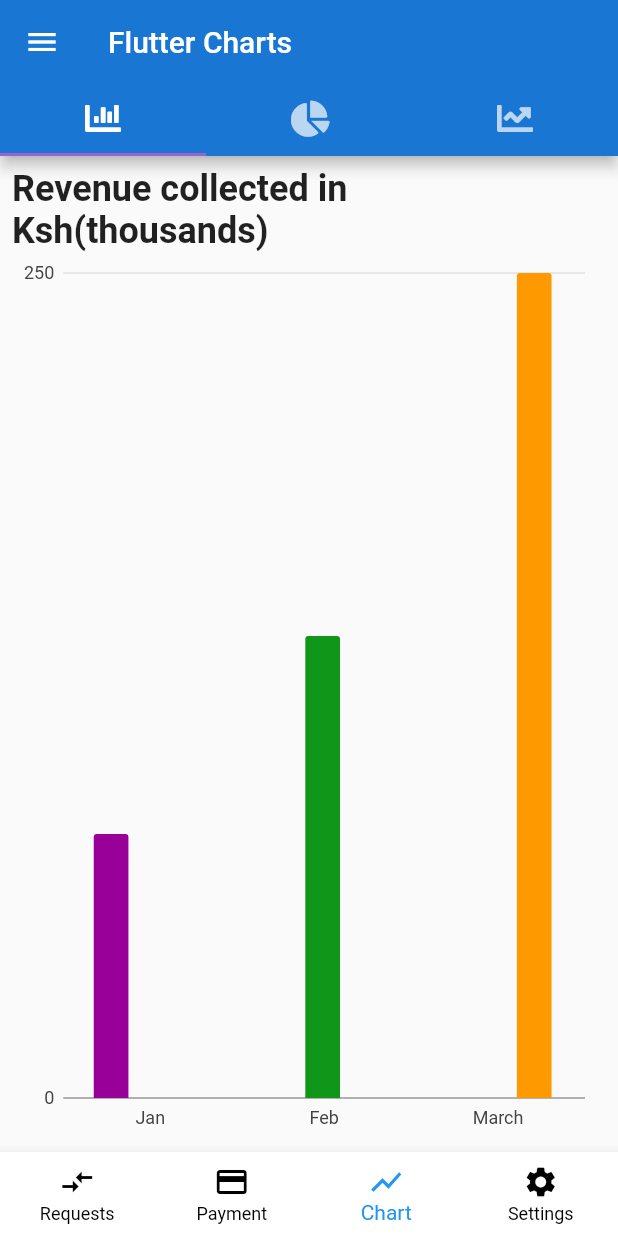
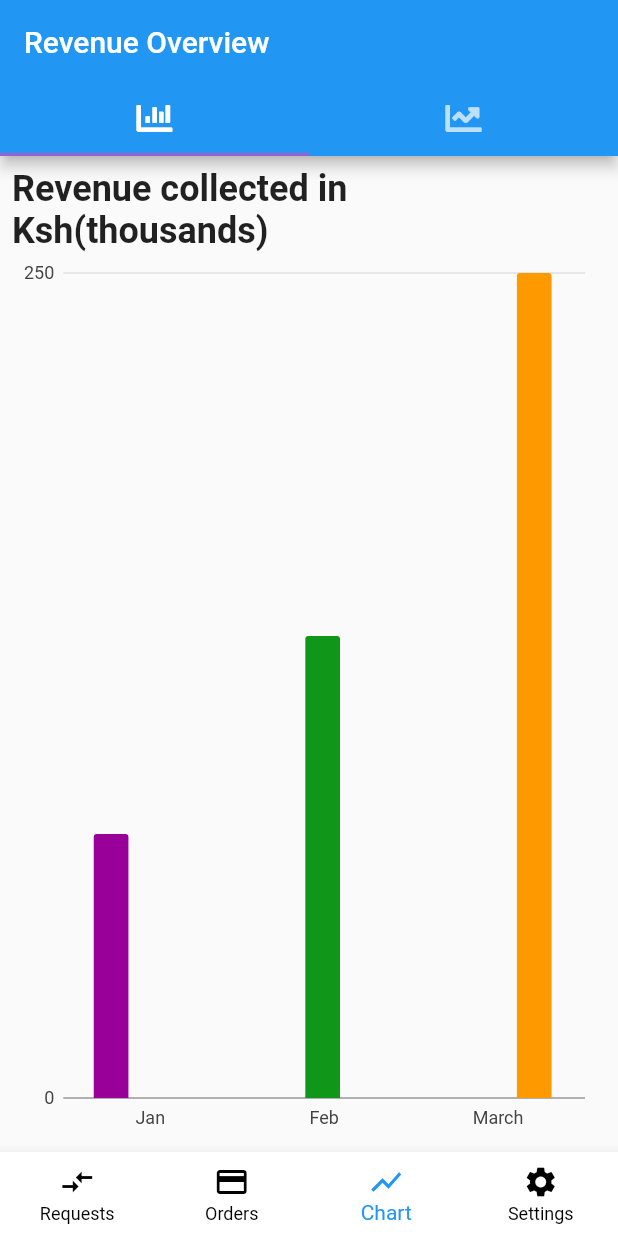
Before and after one commit to NivekC/FlutterDelivery, a Flutter app: the NavBar screen opened directly, on a phone screen of 412 x 824 dp. Run offline on Flutter 3.47's test engine with Material 2 defaults, Android fonts, the phone set to English and light mode, and no system bars; our stand-ins replace charts_flutter, flutter_masked_text, flutter_spinkit, font_awesome_flutter, geolocator, google_maps_flutter and 2 more; accounts and stored records are empty.

Commit message:
Made delivery details

```diff
--- a/delivery_app/lib/ParcelGuy/Chart.dart
+++ b/delivery_app/lib/ParcelGuy/Chart.dart
@@ -19,17 +19,13 @@ class _ChartPageState extends State<ChartPage> {
   _generateData() {
     var data1 = [
       new Pollution(1980, 'Jan', 80),
-
     ];
     var data2 = [
       new Pollution(1985, 'Feb', 140),
-
     ];
     var data3 = [
       new Pollution(1985, 'March', 250),
-
     ];
-
 
     var piedata = [
       new Task('Work', 35.8, Color(0xff3366cc)),
@@ -122,24 +118,29 @@ class _ChartPageState extends State<ChartPage> {
   Widget build(BuildContext context) {
     return MaterialApp(
       home: DefaultTabController(
-        length: 3,
+        length: 2,
         child: Scaffold(
           appBar: AppBar(
-            backgroundColor: Color(0xff1976d2),
+            backgroundColor: Colors.blue,
             //backgroundColor: Color(0xff308e1c),
+
             bottom: TabBar(
               indicatorColor: Color(0xff9962D0),
               tabs: [
                 Tab(
                   icon: Icon(FontAwesomeIcons.solidChartBar),
                 ),
-                Tab(icon: Icon(FontAwesomeIcons.chartPie)),
-                Tab(icon: Icon(FontAwesomeIcons.chartLine)),
+                // Tab(icon: Icon(FontAwesomeIcons.chartPie)),
+                Tab(
+                  icon: Icon(FontAwesomeIcons.chartLine),
+                ),
               ],
             ),
-            title: Text('Flutter Charts'),
+            title: Text(
+              'Revenue Overview',
+              style: TextStyle(color: Colors.white),
+            ),
           ),
-          drawer: ParcelDrawer(),
           body: TabBarView(
             children: [
               Padding(
@@ -167,52 +168,52 @@ class _ChartPageState extends State<ChartPage> {
                   ),
                 ),
               ),
-              Padding(
-                padding: EdgeInsets.all(8.0),
-                child: Container(
-                  child: Center(
-                    child: Column(
-                      children: <Widget>[
-                        Text(
-                          'Time spent on daily tasks',
-                          style: TextStyle(
-                              fontSize: 24.0, fontWeight: FontWeight.bold),
-                        ),
-                        SizedBox(
-                          height: 10.0,
-                        ),
-                        Expanded(
-                          child: charts.PieChart(_seriesPieData,
-                              animate: true,
-                              animationDuration: Duration(seconds: 5),
-                              behaviors: [
-                                new charts.DatumLegend(
-                                  outsideJustification:
-                                      charts.OutsideJustification.endDrawArea,
-                                  horizontalFirst: false,
-                                  desiredMaxRows: 2,
-                                  cellPadding: new EdgeInsets.only(
-                                      right: 4.0, bottom: 4.0),
-                                  entryTextStyle: charts.TextStyleSpec(
-                                      color: charts
-                                          .MaterialPalette.purple.shadeDefault,
-                                      fontFamily: 'Georgia',
-                                      fontSize: 11),
-                                )
-                              ],
-                              defaultRenderer: new charts.ArcRendererConfig(
-                                  arcWidth: 100,
-                                  arcRendererDecorators: [
-                                    new charts.ArcLabelDecorator(
-                                        labelPosition:
-                                            charts.ArcLabelPosition.inside)
-                                  ])),
-                        ),
-                      ],
-                    ),
-                  ),
-                ),
-              ),
+              // Padding(
+              //   padding: EdgeInsets.all(8.0),
+              //   child: Container(
+              //     child: Center(
+              //       child: Column(
+              //         children: <Widget>[
+              //           Text(
+              //             'Time spent on daily tasks',
+              //             style: TextStyle(
+              //                 fontSize: 24.0, fontWeight: FontWeight.bold),
+              //           ),
+              //           SizedBox(
+              //             height: 10.0,
+              //           ),
+              //           Expanded(
+              //             child: charts.PieChart(_seriesPieData,
+              //                 animate: true,
+              //                 animationDuration: Duration(seconds: 5),
+              //                 behaviors: [
+              //                   new charts.DatumLegend(
+              //                     outsideJustification:
+              //                         charts.OutsideJustification.endDrawArea,
+              //                     horizontalFirst: false,
+              //                     desiredMaxRows: 2,
+              //                     cellPadding: new EdgeInsets.only(
+              //                         right: 4.0, bottom: 4.0),
+              //                     entryTextStyle: charts.TextStyleSpec(
+              //                         color: charts
+              //                             .MaterialPalette.purple.shadeDefault,
+              //                         fontFamily: 'Georgia',
+              //                         fontSize: 11),
+              //                   )
+              //                 ],
+              //                 defaultRenderer: new charts.ArcRendererConfig(
+              //                     arcWidth: 100,
+              //                     arcRendererDecorators: [
+              //                       new charts.ArcLabelDecorator(
+              //                           labelPosition:
+              //                               charts.ArcLabelPosition.inside)
+              //                     ])),
+              //           ),
+              //         ],
+              //       ),
+              //     ),
+              //   ),
+              // ),
               Padding(
                 padding: EdgeInsets.all(8.0),
                 child: Container(
@@ -241,7 +242,6 @@ class _ChartPageState extends State<ChartPage> {
                                         charts.BehaviorPosition.start,
                                     titleOutsideJustification: charts
                                         .OutsideJustification.middleDrawArea),
-
                               ]),
                         ),
                       ],
--- a/delivery_app/lib/ParcelGuy/Settings.dart
+++ b/delivery_app/lib/ParcelGuy/Settings.dart
@@ -17,7 +17,7 @@ class ParcelSettings extends StatelessWidget {
         centerTitle: true,
         backgroundColor: Colors.white,
       ),
-      drawer: ParcelDrawer(),
+
       body: Container(
         height: MediaQuery.of(context).size.height / 1,
         padding: EdgeInsets.all(0),
@@ -57,7 +57,7 @@ class ParcelSettings extends StatelessWidget {
                       ),
                     ),
                     onTap: () {
-                      Navigator.of(context).pushNamed('/profile');
+                      Navigator.of(context).pushNamed('/Parcelprofile');
                     },
                   ),
                 ],
--- a/delivery_app/lib/location/map.dart
+++ b/delivery_app/lib/location/map.dart
@@ -1,3 +1,4 @@
+import 'package:delivery_app/widgets/drawer.dart';
 import 'package:flutter/material.dart';
 import 'package:delivery_app/const/themeColor.dart';
 import 'package:google_maps_flutter/google_maps_flutter.dart';
@@ -33,6 +34,7 @@ class _LocationState extends State<Location> {
         backgroundColor: Colors.blue[300],
         title: Text('Track Your Order'),
       ),
+      drawer: AppDrawer(),
       body: Center(
         child: Container(
           height: MediaQuery.of(context).size.height,
--- a/delivery_app/lib/navbar.dart
+++ b/delivery_app/lib/navbar.dart
@@ -2,6 +2,7 @@
 import 'package:delivery_app/ParcelGuy/IncomingR.dart';
 import 'package:delivery_app/ParcelGuy/Settings.dart';
 import 'package:delivery_app/ParcelGuy/home.dart';
+import 'package:delivery_app/ParcelGuy/orders.dart';
 import 'package:flutter/material.dart';
 
 class NavBar extends StatefulWidget {
@@ -19,7 +20,7 @@ class _NavBarState extends State<NavBar> {
         'page': IncomingRequest(),
       },
       {
-        'page': PaymentSuccessPage(),
+        'page': ParcelOrders(),
       },
       {
         'page': ChartPage(),
@@ -55,7 +56,7 @@ class _NavBarState extends State<NavBar> {
             icon: Icon(Icons.compare_arrows),
           ),
           BottomNavigationBarItem(
-            title: Text('Payment'),
+            title: Text('Orders'),
             icon: Icon(Icons.payment),
           ),
           BottomNavigationBarItem(
```
Also changed, not shown: delivery_app/lib/ParcelGuy/IncomingR.dart (+7 -5 lines), delivery_app/lib/main.dart (+7 -3 lines), delivery_app/lib/widgets/Home.dart (+57 -10 lines), delivery_app/lib/widgets/confirmOrder.dart (+6 -10 lines), delivery_app/lib/widgets/deliveryDetails.dart (+34 -20 lines), delivery_app/lib/widgets/pickupDetails.dart (+15 -14 lines).
